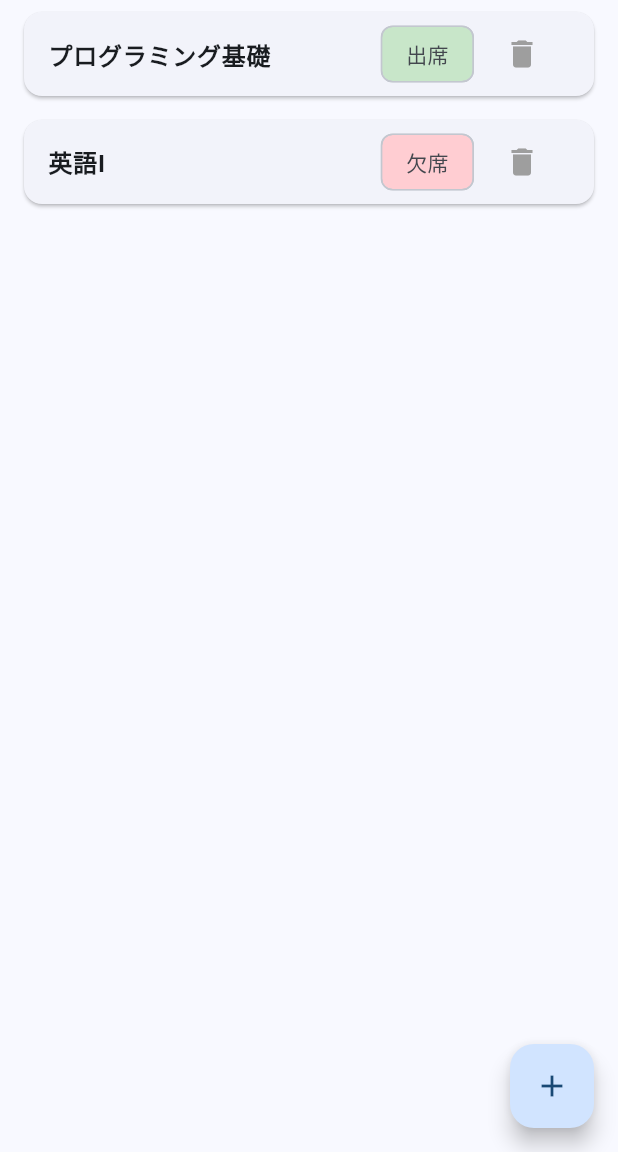
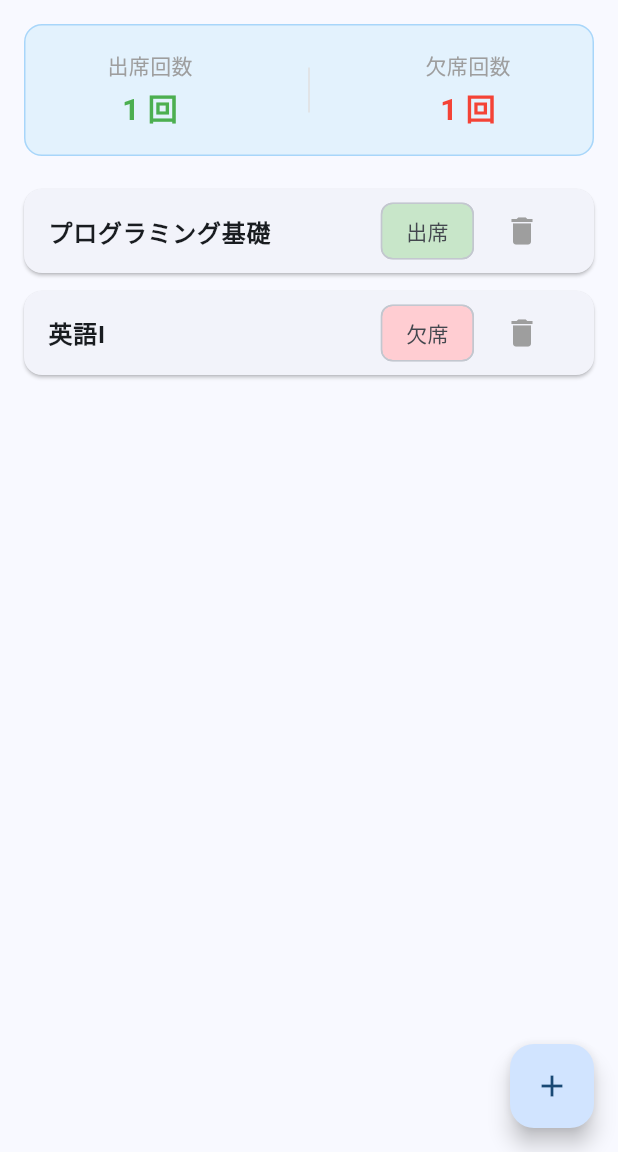
Before and after one commit to kato-t2506-stack/syu_app, a Flutter app: the screen it shows after launch, on a phone screen of 412 x 824 dp, the part 84-1236 px from its top. Run offline on Flutter 3.47's test engine with Material 3 defaults, Android fonts, the phone set to English and light mode, and no system bars; our stand-ins replace shared_preferences.

Commit message:
feat: 出席・欠席の集計機能を追加

```diff
--- a/lib/main.dart
+++ b/lib/main.dart
@@ -37,10 +37,9 @@ class _AttendanceHomeScreenState extends State<AttendanceHomeScreen> {
   @override
   void initState() {
     super.initState();
-    _loadData(); // アプリ起動時にデータを読み込む
+    _loadData();
   }
 
-  // データをローカルから読み込む処理
   Future<void> _loadData() async {
     final prefs = await SharedPreferences.getInstance();
     final String? jsonString = prefs.getString('attendance_list');
@@ -53,7 +52,6 @@ class _AttendanceHomeScreenState extends State<AttendanceHomeScreen> {
         }).toList();
       });
     } else {
-      // 初回起動時のデフォルトデータ
       _attendanceList = [
         {'title': 'プログラミング基礎', 'status': '出席'},
         {'title': '英語I', 'status': '欠席'},
@@ -64,23 +62,32 @@ class _AttendanceHomeScreenState extends State<AttendanceHomeScreen> {
     });
   }
 
-  // データをローカルに保存する処理
   Future<void> _saveData() async {
     final prefs = await SharedPreferences.getInstance();
     final String jsonString = jsonEncode(_attendanceList);
     await prefs.setString('attendance_list', jsonString);
   }
 
-  // データを削除する処理
   Future<void> _deleteData(int index) async {
     setState(() {
       _attendanceList.removeAt(index);
     });
-    await _saveData(); // 削除した状態を保存
+    await _saveData();
   }
 
   @override
   Widget build(BuildContext context) {
+    // ★追加：出席と欠席の回数を自動で数える集計ロジック
+    int presentCount = 0;
+    int absentCount = 0;
+    for (var item in _attendanceList) {
+      if (item['status'] == '出席') {
+        presentCount++;
+      } else if (item['status'] == '欠席') {
+        absentCount++;
+      }
+    }
+
     return Scaffold(
       appBar: AppBar(
         title: const Text('出席チェッカー'),
@@ -88,7 +95,41 @@ class _AttendanceHomeScreenState extends State<AttendanceHomeScreen> {
       ),
       body: _isLoading
           ? const Center(child: CircularProgressIndicator())
-          : _attendanceList.isEmpty
+          : Column(
+              children: [
+                // ★追加：出席・欠席の集計を表示するカード
+                Container(
+                  padding: const EdgeInsets.all(16),
+                  margin: const EdgeInsets.all(16),
+                  decoration: BoxDecoration(
+                    color: Colors.blue[50],
+                    borderRadius: BorderRadius.circular(12),
+                    border: Border.all(color: Colors.blue.withOpacity(0.3)),
+                  ),
+                  child: Row(
+                    mainAxisAlignment: MainAxisAlignment.spaceAround,
+                    children: [
+                      Column(
+                        children: [
+                          const Text('出席回数', style: TextStyle(color: Colors.grey, fontSize: 14)),
+                          const SizedBox(height: 4),
+                          Text('$presentCount 回', style: const TextStyle(fontSize: 20, fontWeight: FontWeight.bold, color: Colors.green)),
+                        ],
+                      ),
+                      Container(height: 30, width: 1, color: Colors.grey[300]),
+                      Column(
+                        children: [
+                          const Text('欠席回数', style: TextStyle(color: Colors.grey, fontSize: 14)),
+                          const SizedBox(height: 4),
+                          Text('$absentCount 回', style: const TextStyle(fontSize: 20, fontWeight: FontWeight.bold, color: Colors.red)),
+                        ],
+                      ),
+                    ],
+                  ),
+                ),
+                // 授業リスト部分
+                Expanded(
+                  child: _attendanceList.isEmpty
                       ? const Center(
                           child: Text(
                             'まだ出席データはありません',
@@ -101,13 +142,12 @@ class _AttendanceHomeScreenState extends State<AttendanceHomeScreen> {
                             final item = _attendanceList[index];
                             final isPresent = item['status'] == '出席';
                             return Card(
-                      margin: const EdgeInsets.symmetric(horizontal: 16, vertical: 8),
+                              margin: const EdgeInsets.symmetric(horizontal: 16, vertical: 6),
                               child: ListTile(
                                 title: Text(
                                   item['title']!,
                                   style: const TextStyle(fontWeight: FontWeight.bold),
                                 ),
-                        // チップと削除ボタンを並べる
                                 trailing: Row(
                                   mainAxisSize: MainAxisSize.min,
                                   children: [
@@ -126,6 +166,9 @@ class _AttendanceHomeScreenState extends State<AttendanceHomeScreen> {
                             );
                           },
                         ),
+                ),
+              ],
+            ),
       floatingActionButton: FloatingActionButton(
         onPressed: () async {
           final newRecord = await Navigator.push(
@@ -139,7 +182,7 @@ class _AttendanceHomeScreenState extends State<AttendanceHomeScreen> {
             setState(() {
               _attendanceList.add(newRecord);
             });
-            await _saveData(); // 追加したときに保存する
+            await _saveData();
           }
         },
         tooltip: '授業を追加',
```
Lines whose indentation alone changed are shown as unchanged.
